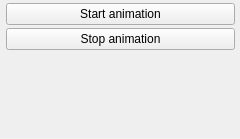
open-scan-crew/OpenScanTools, file src/gui/forms/toolbar_animationgroup.ui: the form before one commit.
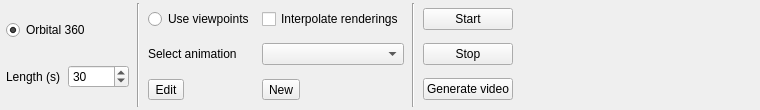
The form after the commit.

Commit message: Refactor animation/export UI into animation toolbar

The edit to the form file:
```diff
--- a/src/gui/forms/toolbar_animationgroup.ui
+++ b/src/gui/forms/toolbar_animationgroup.ui
@@ -6,14 +6,14 @@
    <rect>
     <x>0</x>
     <y>0</y>
-    <width>240</width>
-    <height>139</height>
+    <width>760</width>
+    <height>110</height>
    </rect>
   </property>
   <property name="windowTitle">
    <string>Form</string>
   </property>
-  <layout class="QGridLayout" name="gridLayout">
+  <layout class="QHBoxLayout" name="horizontalLayout_main">
    <property name="leftMargin">
     <number>6</number>
    </property>
@@ -26,38 +26,142 @@
    <property name="bottomMargin">
     <number>3</number>
    </property>
-   <property name="verticalSpacing">
-    <number>3</number>
+   <property name="spacing">
+    <number>8</number>
    </property>
-   <item row="0" column="0">
-    <widget class="QPushButton" name="startAnimationButton">
-     <property name="text">
-      <string>Start animation</string>
+   <item>
+    <layout class="QGridLayout" name="gridLayout_left">
+     <item row="0" column="0" colspan="2">
+      <widget class="QRadioButton" name="orbital360RadioButton">
+       <property name="text">
+        <string>Orbital 360</string>
+       </property>
+       <property name="checked">
+        <bool>true</bool>
+       </property>
+      </widget>
+     </item>
+     <item row="1" column="0">
+      <widget class="QLabel" name="label_length">
+       <property name="text">
+        <string>Length (s)</string>
+       </property>
+      </widget>
+     </item>
+     <item row="1" column="1">
+      <widget class="QSpinBox" name="lengthSpinBox">
+       <property name="maximum">
+        <number>99999</number>
+       </property>
+       <property name="value">
+        <number>30</number>
+       </property>
+      </widget>
+     </item>
+    </layout>
+   </item>
+   <item>
+    <widget class="Line" name="line_separatorLeft">
+     <property name="orientation">
+      <enum>Qt::Vertical</enum>
      </property>
-     <property name="checkable">
-      <bool>true</bool>
-     </property>
     </widget>
    </item>
-   <item row="1" column="0">
-    <widget class="QPushButton" name="stopAnimationButton">
-     <property name="text">
-      <string>Stop animation</string>
+   <item>
+    <layout class="QGridLayout" name="gridLayout_center">
+     <item row="0" column="0">
+      <widget class="QRadioButton" name="betweenViewpointsRadioButton">
+       <property name="text">
+        <string>Use viewpoints</string>
+       </property>
+      </widget>
+     </item>
+     <item row="0" column="1">
+      <widget class="QCheckBox" name="interpolateCheckBox">
+       <property name="text">
+        <string>Interpolate renderings</string>
+       </property>
+      </widget>
+     </item>
+     <item row="1" column="0">
+      <widget class="QLabel" name="label_selectAnimation">
+       <property name="text">
+        <string>Select animation</string>
+       </property>
+      </widget>
+     </item>
+     <item row="1" column="1">
+      <widget class="QComboBox" name="comboBox_animationList"/>
+     </item>
+     <item row="2" column="0">
+      <widget class="QToolButton" name="toolButton_editViewpointAnimConfig">
+       <property name="text">
+        <string>Edit</string>
+       </property>
+      </widget>
+     </item>
+     <item row="2" column="1">
+      <widget class="QToolButton" name="toolButton_newViewpointAnimConfig">
+       <property name="text">
+        <string>New</string>
+       </property>
+      </widget>
+     </item>
+    </layout>
+   </item>
+   <item>
+    <widget class="Line" name="line_separatorRight">
+     <property name="orientation">
+      <enum>Qt::Vertical</enum>
      </property>
-     <property name="checkable">
-      <bool>true</bool>
-     </property>
     </widget>
    </item>
-   <item row="2" column="0">
-    <spacer name="verticalSpacer_2">
+   <item>
+    <layout class="QGridLayout" name="gridLayout_right">
+     <item row="0" column="0">
+      <widget class="QPushButton" name="startAnimationButton">
+       <property name="text">
+        <string>Start</string>
+       </property>
+       <property name="checkable">
+        <bool>true</bool>
+       </property>
+      </widget>
+     </item>
+     <item row="1" column="0">
+      <widget class="QPushButton" name="stopAnimationButton">
+       <property name="text">
+        <string>Stop</string>
+       </property>
+       <property name="checkable">
+        <bool>true</bool>
+       </property>
+      </widget>
+     </item>
+     <item row="2" column="0">
+      <widget class="QPushButton" name="generateVideoPushButton">
+       <property name="toolTip">
+        <string>Video generation. Please make sure you are in perspective mode and that you selected a frame in the image section.</string>
+       </property>
+       <property name="toolTipDuration">
+        <number>-1</number>
+       </property>
+       <property name="text">
+        <string>Generate video</string>
+       </property>
+      </widget>
+     </item>
+    </layout>
+   </item>
+   <item>
+    <spacer name="horizontalSpacer">
      <property name="orientation">
-      <enum>Qt::Vertical</enum>
+      <enum>Qt::Horizontal</enum>
      </property>
      <property name="sizeHint" stdset="0">
       <size>
-       <width>0</width>
-       <height>0</height>
+       <width>40</width>
+       <height>20</height>
       </size>
      </property>
     </spacer>
```
Left out of the diff: 4 changed lines with no effect on the pictures. The commit also changes 11 other files.
